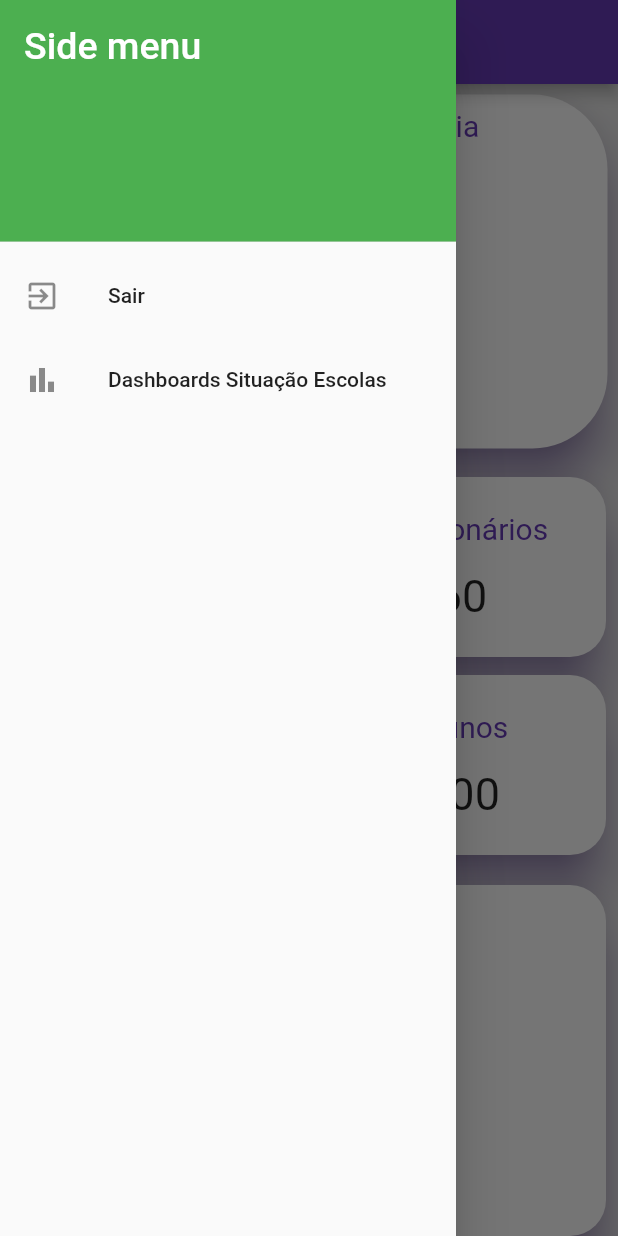
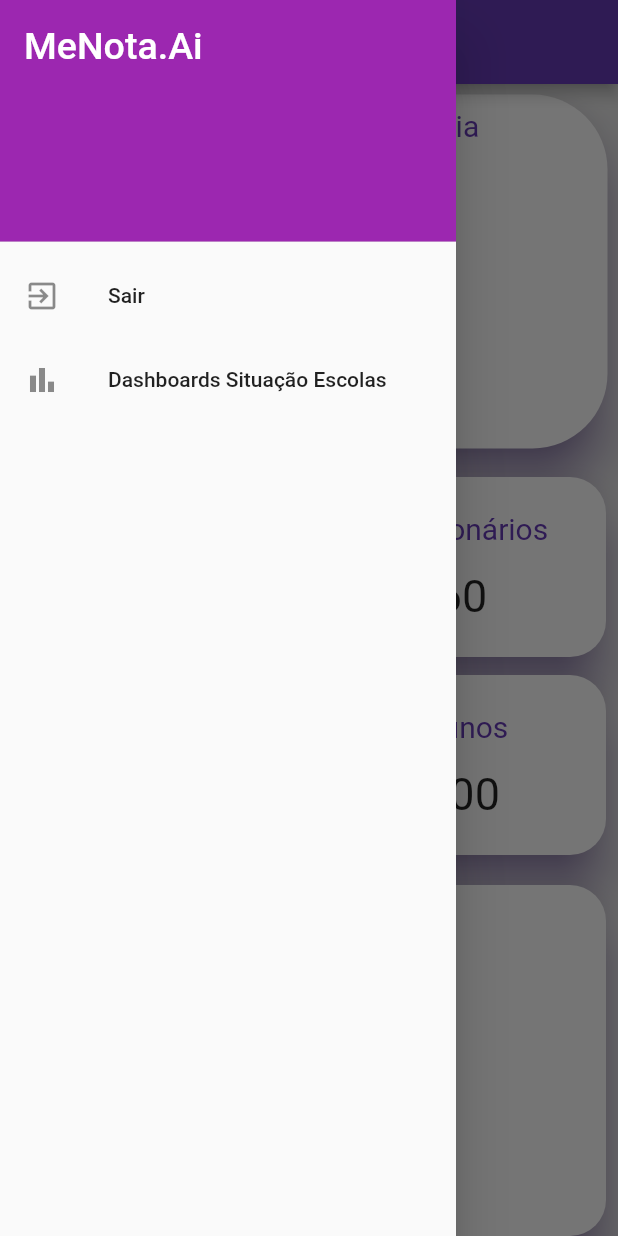
Before and after one commit to JuanMenezes/dsi-loschifrudos, a Flutter app: the Dashboard screen opened by its route, with the side drawer open, on a phone screen of 412 x 824 dp. Run offline on Flutter 3.47's test engine with Material 2 defaults, Android fonts, the phone set to English and light mode, and no system bars; our stand-ins replace charts_flutter, cloud_firestore, firebase_auth, firebase_core, font_awesome_flutter; missing offline and left inert: dart:ffi; accounts and stored records are empty.

Commit message:
Menu minimalista

```diff
--- a/lib/Telas/Menu.dart
+++ b/lib/Telas/Menu.dart
@@ -19,11 +19,11 @@
           children: <Widget>[
             const DrawerHeader(
               child: Text(
-                'Side menu',
+                'MeNota.Ai',
                 style: TextStyle(color: Colors.white, fontSize: 25),
               ),
               decoration: BoxDecoration(
-                color: Colors.green,
+                color: Colors.purple,
               ),
             ),
             ListTile(
@@ -56,11 +56,11 @@
           children: <Widget>[
             const DrawerHeader(
               child: Text(
-                'Side menu',
+                'MeNota.Ai',
                 style: TextStyle(color: Colors.white, fontSize: 25),
               ),
               decoration: BoxDecoration(
-                color: Colors.green,
+                color: Colors.deepPurple,
               ),
             ),
             ListTile(
--- a/lib/main.dart
+++ b/lib/main.dart
@@ -28,7 +28,7 @@
           TelaCadastro.id: (context) => TelaCadastro(),
           Dashboard.id: (context) => Dashboard(title: "Dashboard"),
           DashboardEscolas.id: (context) =>
-              DashboardEscolas(title: "Dashboarda das escolas"),
+              DashboardEscolas(title: "Dashboard das escolas"),
           HomeWelcome.id: (context) =>
               HomeWelcome(title: "Tela Inicial Explicando o App")
         });
```
Also changed, not shown: lib/Telas/boas_vindas.dart (+36 -13 lines), lib/Telas/dashboard.dart (+4 -6 lines), pubspec.lock, 2 other files.
